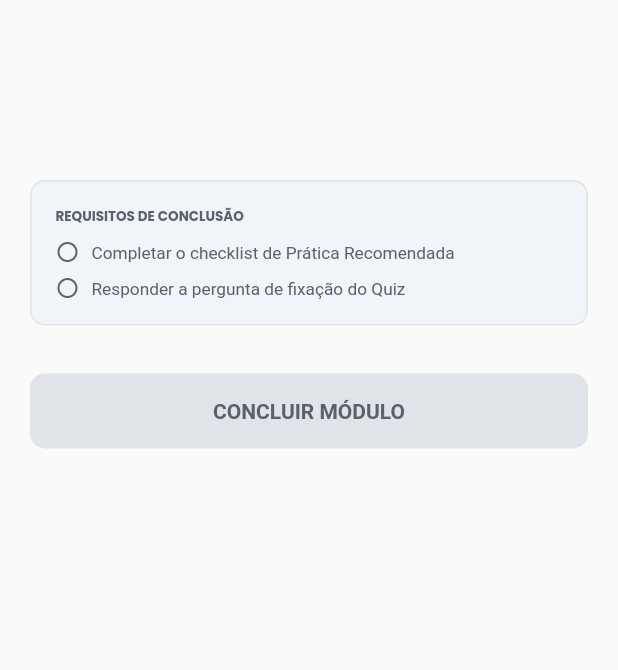
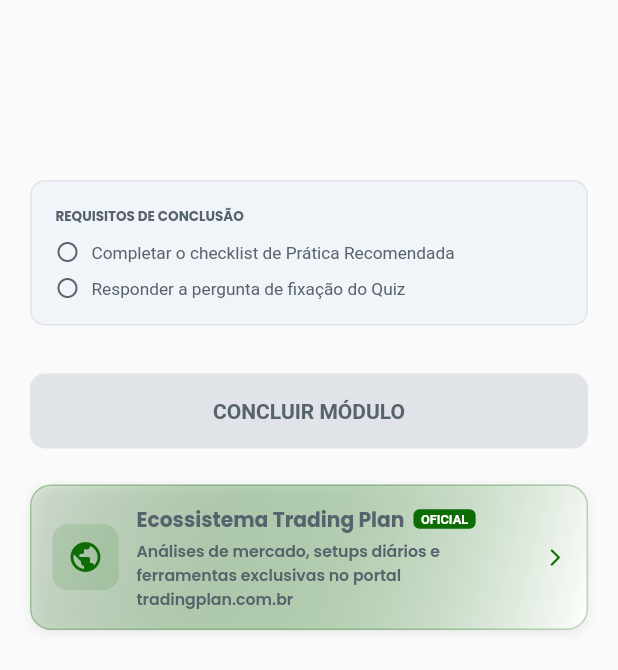
Before and after one commit to tradingplan/price_action_master, a Flutter app: the ChallengeRenderer widget shown alone on an empty page, opened directly with empty values, on a phone screen of 412 x 824 dp. Shown: the top 670 px of the screen. Run offline on Flutter 3.47's test engine with Material 3 defaults, Android fonts, the phone set to English and light mode, and no system bars; our stand-ins replace auto_size_text, cached_network_image, cloud_firestore, firebase_core, flutter_animate, flutter_spinkit and 8 more; missing offline and left inert: json_path; accounts and stored records are empty.

Commit message:
feat: implement reusable TradingPlanPromoBanner with auto-rotation in Desafio tabs and calculators

```diff
--- /dev/null
+++ b/lib/components/trading_plan_promo_banner.dart
@@ -0,0 +1,188 @@
+import 'dart:math';
+import 'package:flutter/material.dart';
+import 'package:url_launcher/url_launcher.dart';
+import '/flutter_flow/flutter_flow_theme.dart';
+
+enum PromoVariant {
+  auto,
+  planilhas,
+  comunidade,
+  ferramentas,
+}
+
+class PromoContent {
+  final IconData icon;
+  final String title;
+  final String tag;
+  final String description;
+
+  const PromoContent({
+    required this.icon,
+    required this.title,
+    required this.tag,
+    required this.description,
+  });
+}
+
+class TradingPlanPromoBanner extends StatelessWidget {
+  final PromoVariant variant;
+  final String url;
+  final EdgeInsetsGeometry? margin;
+
+  const TradingPlanPromoBanner({
+    super.key,
+    this.variant = PromoVariant.auto,
+    this.url = 'https://www.tradingplan.com.br',
+    this.margin,
+  });
+
+  static const List<PromoContent> _allPromos = [
+    PromoContent(
+      icon: Icons.auto_graph_rounded,
+      title: 'Planilhas & Diário de Trade',
+      tag: 'GRÁTIS',
+      description: 'Leve sua gestão a sério. Baixe planilhas e diários de trade no portal tradingplan.com.br',
+    ),
+    PromoContent(
+      icon: Icons.public_rounded,
+      title: 'Ecossistema Trading Plan',
+      tag: 'OFICIAL',
+      description: 'Análises de mercado, setups diários e ferramentas exclusivas no portal tradingplan.com.br',
+    ),
+    PromoContent(
+      icon: Icons.calculate_rounded,
+      title: 'Ferramentas & Gestão de Risco',
+      tag: 'ACESSAR',
+      description: 'Acesse simuladores de lote, checklists operacionais e gestão no portal tradingplan.com.br',
+    ),
+  ];
+
+  PromoContent _getSelectedPromo() {
+    switch (variant) {
+      case PromoVariant.planilhas:
+        return _allPromos[0];
+      case PromoVariant.comunidade:
+        return _allPromos[1];
+      case PromoVariant.ferramentas:
+        return _allPromos[2];
+      case PromoVariant.auto:
+        final randomIdx = Random().nextInt(_allPromos.length);
+        return _allPromos[randomIdx];
+    }
+  }
+
+  @override
+  Widget build(BuildContext context) {
+    final promo = _getSelectedPromo();
+
+    return Padding(
+      padding: margin ?? EdgeInsets.zero,
+      child: InkWell(
+        onTap: () async {
+          final uri = Uri.parse(url);
+          if (await canLaunchUrl(uri)) {
+            await launchUrl(uri, mode: LaunchMode.externalApplication);
+          }
+        },
+        borderRadius: BorderRadius.circular(14.0),
+        child: Container(
+          width: double.infinity,
+          padding: const EdgeInsets.symmetric(horizontal: 14.0, vertical: 12.0),
+          decoration: BoxDecoration(
+            gradient: LinearGradient(
+              colors: [
+                FlutterFlowTheme.of(context).primary.withAlpha(28),
+                FlutterFlowTheme.of(context).secondaryBackground,
+              ],
+              begin: Alignment.topLeft,
+              end: Alignment.bottomRight,
+            ),
+            borderRadius: BorderRadius.circular(14.0),
+            border: Border.all(
+              color: FlutterFlowTheme.of(context).primary.withAlpha(70),
+              width: 1.0,
+            ),
+            boxShadow: const [
+              BoxShadow(
+                blurRadius: 6.0,
+                color: Color(0x14000000),
+                offset: Offset(0.0, 2.0),
+              )
+            ],
+          ),
+          child: Row(
+            children: [
+              Container(
+                width: 44.0,
+                height: 44.0,
+                decoration: BoxDecoration(
+                  color: FlutterFlowTheme.of(context).primary.withAlpha(30),
+                  borderRadius: BorderRadius.circular(10.0),
+                ),
+                alignment: Alignment.center,
+                child: Icon(
+                  promo.icon,
+                  color: FlutterFlowTheme.of(context).primary,
+                  size: 24.0,
+                ),
+              ),
+              const SizedBox(width: 12.0),
+              Expanded(
+                child: Column(
+                  crossAxisAlignment: CrossAxisAlignment.start,
+                  children: [
+                    Wrap(
+                      crossAxisAlignment: WrapCrossAlignment.center,
+                      spacing: 6.0,
+                      runSpacing: 2.0,
+                      children: [
+                        Text(
+                          promo.title,
+                          style: FlutterFlowTheme.of(context).titleSmall.override(
+                                fontFamily: FlutterFlowTheme.of(context).titleSmallFamily,
+                                fontWeight: FontWeight.bold,
+                                fontSize: 13.5,
+                              ),
+                        ),
+                        Container(
+                          padding: const EdgeInsets.symmetric(horizontal: 5.0, vertical: 1.5),
+                          decoration: BoxDecoration(
+                            color: FlutterFlowTheme.of(context).primary,
+                            borderRadius: BorderRadius.circular(4.0),
+                          ),
+                          child: Text(
+                            promo.tag,
+                            style: const TextStyle(
+                              color: Colors.white,
+                              fontSize: 8.5,
+                              fontWeight: FontWeight.bold,
+                            ),
+                          ),
+                        ),
+                      ],
+                    ),
+                    const SizedBox(height: 3.0),
+                    Text(
+                      promo.description,
+                      style: FlutterFlowTheme.of(context).bodySmall.override(
+                            fontFamily: FlutterFlowTheme.of(context).bodySmallFamily,
+                            color: FlutterFlowTheme.of(context).secondaryText,
+                            fontSize: 10.5,
+                          ),
+                    ),
+                  ],
+                ),
+              ),
+              const SizedBox(width: 6.0),
+              Icon(
+                Icons.arrow_forward_ios_rounded,
+                size: 14.0,
+                color: FlutterFlowTheme.of(context).primary,
+              ),
+            ],
+          ),
+        ),
+      ),
+    );
+  }
+}
--- a/lib/pages/calculadoras/calculadoras_widget.dart
+++ b/lib/pages/calculadoras/calculadoras_widget.dart
@@ -1,7 +1,7 @@
 import 'package:flutter/material.dart';
-import 'package:url_launcher/url_launcher.dart';
 import '/flutter_flow/flutter_flow_theme.dart';
 import '/flutter_flow/flutter_flow_util.dart';
+import '../../components/trading_plan_promo_banner.dart';
 import 'calculadoras_model.dart';
 export 'calculadoras_model.dart';
 
@@ -470,108 +470,8 @@
 
                   // CARD PROMOCIONAL TRADING PLAN
                   const SizedBox(height: 12.0),
-                  InkWell(
-                    onTap: () async {
-                      final uri = Uri.parse('https://www.tradingplan.com.br');
-                      if (await canLaunchUrl(uri)) {
-                        await launchUrl(uri, mode: LaunchMode.externalApplication);
-                      }
-                    },
-                    borderRadius: BorderRadius.circular(16.0),
-                    child: Container(
-                      width: double.infinity,
-                      padding: const EdgeInsets.all(18.0),
-                      decoration: BoxDecoration(
-                        gradient: LinearGradient(
-                          colors: [
-                            FlutterFlowTheme.of(context).primary.withAlpha(35),
-                            FlutterFlowTheme.of(context).secondaryBackground,
-                          ],
-                          begin: Alignment.topLeft,
-                          end: Alignment.bottomRight,
-                        ),
-                        borderRadius: BorderRadius.circular(16.0),
-                        border: Border.all(
-                          color: FlutterFlowTheme.of(context).primary.withAlpha(60),
-                        ),
-                        boxShadow: const [
-                          BoxShadow(
-                            blurRadius: 8.0,
-                            color: Color(0x14000000),
-                            offset: Offset(0.0, 3.0),
-                          )
-                        ],
-                      ),
-                      child: Row(
-                        children: [
-                          Container(
-                            width: 44.0,
-                            height: 44.0,
-                            decoration: BoxDecoration(
-                              color: FlutterFlowTheme.of(context).primary.withAlpha(30),
-                              borderRadius: BorderRadius.circular(12.0),
-                            ),
-                            child: Icon(
-                              Icons.auto_graph_rounded,
-                              color: FlutterFlowTheme.of(context).primary,
-                              size: 24.0,
-                            ),
-                          ),
-                          const SizedBox(width: 12.0),
-                          Expanded(
-                            child: Column(
-                              crossAxisAlignment: CrossAxisAlignment.start,
-                              children: [
-                                Wrap(
-                                  crossAxisAlignment: WrapCrossAlignment.center,
-                                  spacing: 6.0,
-                                  runSpacing: 2.0,
-                                  children: [
-                                    Text(
-                                      'Planilhas & Diário de Trade',
-                                      style: FlutterFlowTheme.of(context).titleSmall.override(
-                                            fontFamily: FlutterFlowTheme.of(context).titleSmallFamily,
-                                            fontWeight: FontWeight.bold,
-                                          ),
-                                    ),
-                                    Container(
-                                      padding: const EdgeInsets.symmetric(horizontal: 5.0, vertical: 1.5),
-                                      decoration: BoxDecoration(
-                                        color: FlutterFlowTheme.of(context).primary,
-                                        borderRadius: BorderRadius.circular(4.0),
-                                      ),
-                                      child: const Text(
-                                        'GRÁTIS',
-                                        style: TextStyle(
-                                          color: Colors.white,
-                                          fontSize: 8.5,
-                                          fontWeight: FontWeight.bold,
-                                        ),
-                                      ),
-                                    ),
-                                  ],
-                                ),
-                                const SizedBox(height: 3.0),
-                                Text(
-                                  'Acesse ferramentas avançadas de gestão e risco no portal tradingplan.com.br',
-                                  style: FlutterFlowTheme.of(context).bodySmall.override(
-                                        fontFamily: FlutterFlowTheme.of(context).bodySmallFamily,
-                                        color: FlutterFlowTheme.of(context).secondaryText,
-                                        fontSize: 11.0,
-                                      ),
-                                ),
-                              ],
-                            ),
-                          ),
-                          const SizedBox(width: 6.0),
-                          Icon(
-                            Icons.arrow_forward_ios_rounded,
-                            size: 15.0,
-                            color: FlutterFlowTheme.of(context).primary,
-                          ),
-                        ],
-                      ),
-                    ),
+                  const TradingPlanPromoBanner(
+                    variant: PromoVariant.planilhas,
                   ),
                   const SizedBox(height: 50.0),
                 ],
--- a/lib/pages/course/renderers/course_renderers.dart
+++ b/lib/pages/course/renderers/course_renderers.dart
@@ -1,6 +1,7 @@
 import 'package:flutter/material.dart';
 import 'package:price_action_master/backend/schema/platform_course_models.dart';
 import '../../../flutter_flow/flutter_flow_theme.dart';
+import '../../../components/trading_plan_promo_banner.dart';
 import 'vector_painter.dart';
 import '../../smc/detalhe_smc_widget.dart';
 import '../../elliott/detalhe_elliott_widget.dart';
@@ -814,7 +815,13 @@
                 ),
               ),
             ),
-            const SizedBox(height: 50.0),
+            const SizedBox(height: 24.0),
+
+            // Card Promocional Dinâmico Trading Plan
+            const TradingPlanPromoBanner(
+              variant: PromoVariant.auto,
+            ),
+            const SizedBox(height: 40.0),
           ],
         ),
       ),
```
